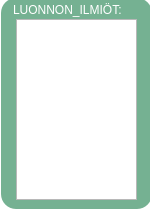
Plij/Oulutest, file Scripts/Element.ui: the form before one commit.
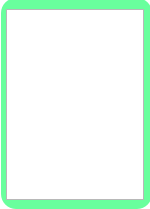
The form after the commit.

The edit to the form file:
```diff
--- a/Scripts/Element.ui
+++ b/Scripts/Element.ui
@@ -18,7 +18,7 @@
   </property>
   <property name="styleSheet">
    <string notr="true">QWidget#Element{ background-color: transparent;}
-QFrame#frame{ background-color: rgba(21,122,69,150); border-radius: 15px; }</string>
+QFrame#frame{ background-color: rgba(0,255,89,150); border-radius: 15px; }</string>
   </property>
   <widget class="QFrame" name="frame">
    <property name="geometry">
@@ -45,16 +45,16 @@
      </rect>
     </property>
     <property name="text">
-     <string>&lt;html&gt;&lt;head/&gt;&lt;body&gt;&lt;p&gt;&lt;span style=&quot; color:#ffffff;&quot;&gt;LUONNON_ILMIÖT:&lt;/span&gt;&lt;/p&gt;&lt;/body&gt;&lt;/html&gt;</string>
+     <string/>
     </property>
    </widget>
    <widget class="QListWidget" name="ElementListWidget">
     <property name="geometry">
      <rect>
-      <x>15</x>
-      <y>21</y>
-      <width>121</width>
-      <height>181</height>
+      <x>5</x>
+      <y>11</y>
+      <width>138</width>
+      <height>191</height>
      </rect>
     </property>
     <property name="mouseTracking">
```
